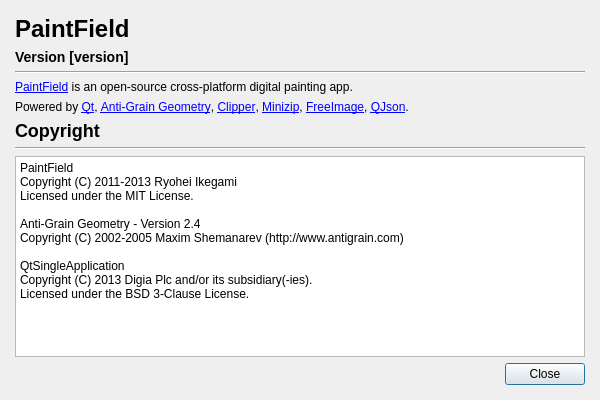
Qt form src/paintfield/extensions/aboutdialog/aboutdialog.ui (seanchas116/PaintField) before a commit.
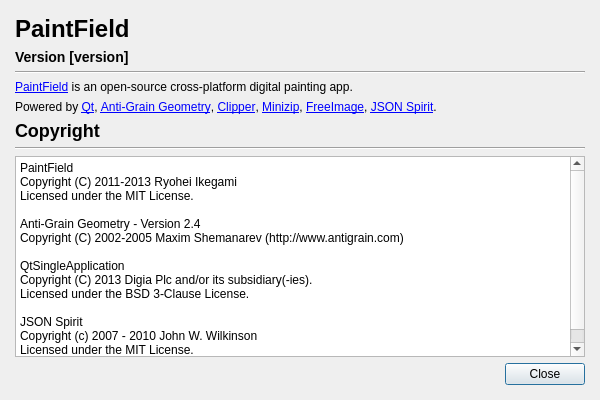
The same form after that commit.

Commit message: changed about dialog and version

What changed in the file:
```diff
--- a/src/paintfield/extensions/aboutdialog/aboutdialog.ui
+++ b/src/paintfield/extensions/aboutdialog/aboutdialog.ui
@@ -54,7 +54,7 @@
    <item>
     <widget class="QLabel" name="label_4">
      <property name="text">
-      <string>Powered by &lt;a href=&quot;http://qt-project.org/&quot;&gt;Qt&lt;/a&gt;, &lt;a href=&quot;http://www.antigrain.com/&quot;&gt;Anti-Grain Geometry&lt;/a&gt;, &lt;a href=&quot;http://www.angusj.com/delphi/clipper.php&quot;&gt;Clipper&lt;/a&gt;, &lt;a href=&quot;http://www.winimage.com/zLibDll/minizip.html&quot;&gt;Minizip&lt;/a&gt;, &lt;a href=&quot;http://freeimage.sourceforge.net/&quot;&gt;FreeImage&lt;/a&gt;, &lt;a href=&quot;http://qjson.sourceforge.net/&quot;&gt;QJson&lt;/a&gt;.</string>
+      <string>Powered by &lt;a href=&quot;http://qt-project.org/&quot;&gt;Qt&lt;/a&gt;, &lt;a href=&quot;http://www.antigrain.com/&quot;&gt;Anti-Grain Geometry&lt;/a&gt;, &lt;a href=&quot;http://www.angusj.com/delphi/clipper.php&quot;&gt;Clipper&lt;/a&gt;, &lt;a href=&quot;http://www.winimage.com/zLibDll/minizip.html&quot;&gt;Minizip&lt;/a&gt;, &lt;a href=&quot;http://freeimage.sourceforge.net/&quot;&gt;FreeImage&lt;/a&gt;, &lt;a href=&quot;http://www.codeproject.com/Articles/20027/JSON-Spirit-A-C-JSON-Parser-Generator-Implemented&quot;&gt;JSON Spirit&lt;/a&gt;.</string>
      </property>
      <property name="openExternalLinks">
       <bool>true</bool>
@@ -90,7 +90,11 @@
 
 QtSingleApplication
 Copyright (C) 2013 Digia Plc and/or its subsidiary(-ies).
-Licensed under the BSD 3-Clause License.</string>
+Licensed under the BSD 3-Clause License.
+
+JSON Spirit
+Copyright (c) 2007 - 2010 John W. Wilkinson
+Licensed under the MIT License.</string>
      </property>
     </widget>
    </item>
```
The commit also changes 2 other files.
